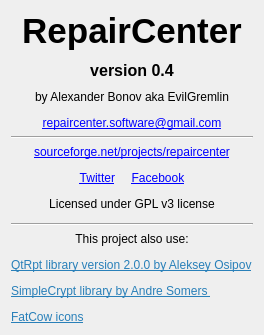
Qt form RepairCenter/about.ui (Feo-d-oR/YARC) before a commit.
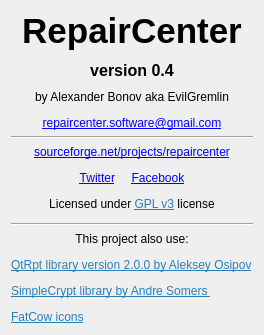
The same form after that commit.

```diff
--- a/RepairCenter/about.ui
+++ b/RepairCenter/about.ui
@@ -76,7 +76,7 @@
    <item>
     <widget class="QLabel" name="label_4">
      <property name="text">
-      <string>&lt;html&gt;&lt;head/&gt;&lt;body&gt;&lt;p align=&quot;center&quot;&gt;Licensed under GPL v3 license&lt;/p&gt;&lt;/body&gt;&lt;/html&gt;</string>
+      <string>&lt;html&gt;&lt;head/&gt;&lt;body&gt;&lt;p align=&quot;center&quot;&gt;Licensed under &lt;a href=&quot;https://www.gnu.org/licenses/gpl-3.0.en.html&quot;&gt;&lt;span style=&quot; text-decoration: underline; color:#2980b9;&quot;&gt;GPL v3&lt;/span&gt;&lt;/a&gt; license&lt;/p&gt;&lt;/body&gt;&lt;/html&gt;</string>
      </property>
     </widget>
    </item>
```
